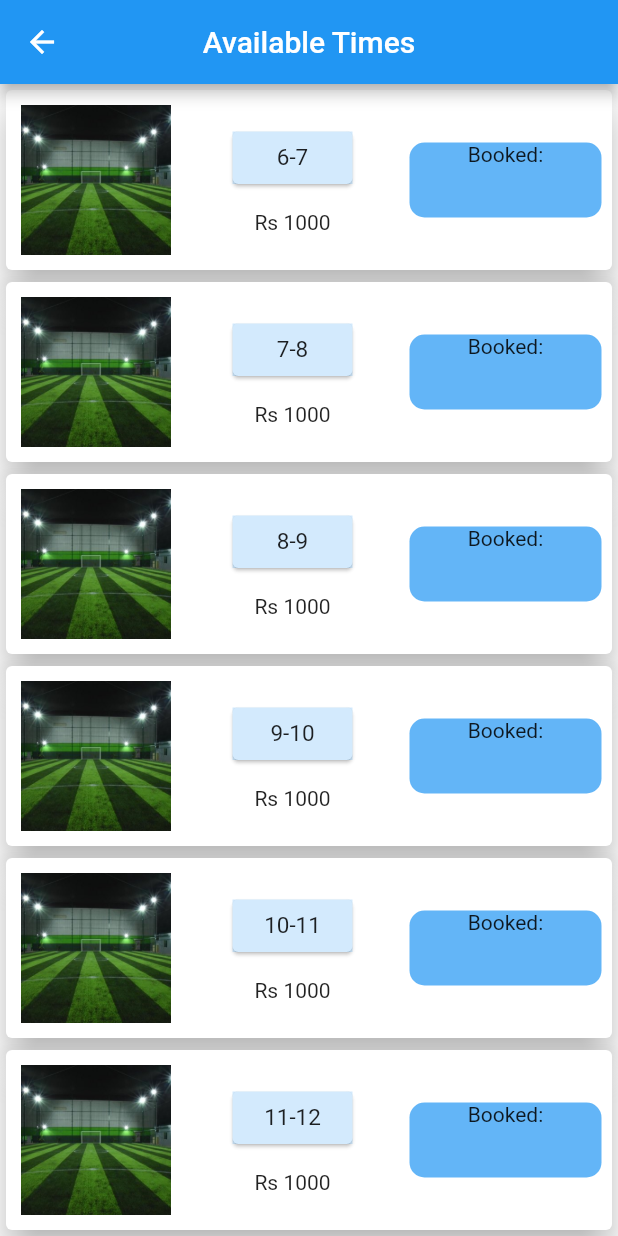
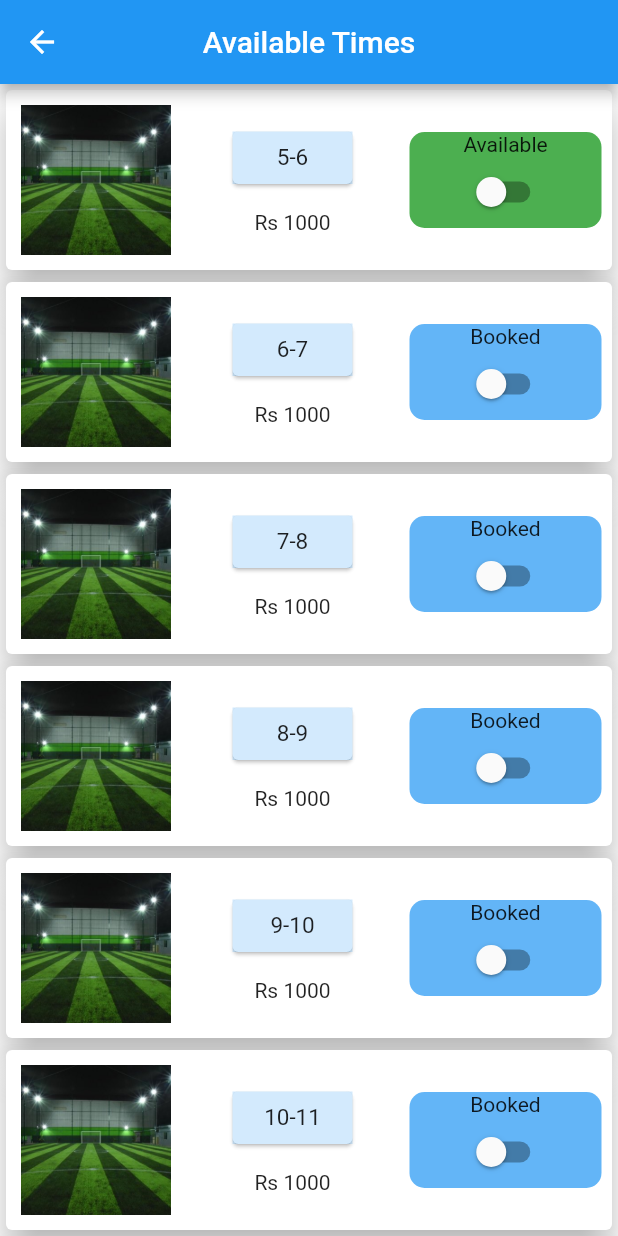
Before and after one commit to aashisregmee/Owner, a Flutter app: the ViewScheduleView screen opened by its route, on a phone screen of 412 x 824 dp. Run offline on Flutter 3.47's test engine with Material 2 defaults, Android fonts, the phone set to English and light mode, and no system bars; our stand-ins replace cloud_firestore, firebase_auth, firebase_core, get, lottie; accounts and stored records are empty.

Commit message:
signup removed

```diff
--- a/lib/app/modules/login/views/login_view.dart
+++ b/lib/app/modules/login/views/login_view.dart
@@ -23,32 +23,38 @@ class LoginView extends GetView<LoginController> {
               mainAxisSize: MainAxisSize.min,
               mainAxisAlignment: MainAxisAlignment.center,
               children: [
-                  Image.asset("assets/images/logo.png",width: MediaQuery.of(context).size.width*.5,),
-                  const SizedBox(height: 20,),
-                  InputField("Username", controller: controller.usernameController, textInputAction: TextInputAction.next,),
-                  const SizedBox(height: 10,),
-                  PasswordField("Password", controller: controller.passwordController),
-                  const SizedBox(height: 20,),
+                Image.asset(
+                  "assets/images/logo.png",
+                  width: MediaQuery.of(context).size.width * .5,
+                ),
+                const SizedBox(
+                  height: 20,
+                ),
+                InputField(
+                  "Username",
+                  controller: controller.usernameController,
+                  textInputAction: TextInputAction.next,
+                ),
+                const SizedBox(
+                  height: 10,
+                ),
+                PasswordField("Password",
+                    controller: controller.passwordController),
+                const SizedBox(
+                  height: 20,
+                ),
                 Obx(
-                    () => controller.isLoading.isTrue? CircularProgressIndicator(): PrimaryButton(text: "Login", onPress:(){
+                  () => controller.isLoading.isTrue
+                      ? CircularProgressIndicator()
+                      : PrimaryButton(
+                          text: "Login",
+                          onPress: () {
                             controller.login();
-                   } ),
+                          }),
                 ),
-                 const SizedBox(height: 5,),
-                  Row(
-                    mainAxisAlignment: MainAxisAlignment.center,
-                    children: [
-                      Text("Forgot Password?"),
-                      SizedBox(width: 5),
-                      Text(
-                        "SignUp",
-                        style: TextStyle(
-                            color: Colors.red,
-                            fontWeight: FontWeight.bold,
-                            fontSize: 15),
+                const SizedBox(
+                  height: 5,
                 ),
-                    ],
-                  )
               ],
             ),
           ),
--- a/lib/app/modules/view_schedule/views/view_schedule_view.dart
+++ b/lib/app/modules/view_schedule/views/view_schedule_view.dart
@@ -1,17 +1,18 @@
 import 'package:flutter/material.dart';
-import 'package:flutter_switch/flutter_switch.dart';
 
 import 'package:get/get.dart';
 import 'package:owner_app/app/modules/view_schedule/views/widgets/game_details.dart';
 
 import '../controllers/view_schedule_controller.dart';
 
-class ViewScheduleView extends GetView<ViewScheduleController> {
-  const ViewScheduleView({Key? key}) : super(key: key);
+class ViewScheduleView extends StatefulWidget {
+  const ViewScheduleView({super.key});
+
   @override
-  Widget build(BuildContext context) {
-    bool isSwitched = true;
+  State<ViewScheduleView> createState() => _ViewScheduleViewState();
+}
 
+class _ViewScheduleViewState extends State<ViewScheduleView> {
   List<String> time = [
     "6-7",
     "7-8",
@@ -28,13 +29,108 @@ class ViewScheduleView extends GetView<ViewScheduleController> {
     "18-19",
     "19-20"
   ];
+  bool _value = false;
+
+  @override
+  Widget build(BuildContext context) {
     return Scaffold(
       appBar: AppBar(
         title: const Text("Available Times"),
         centerTitle: true,
       ),
-        body: ListView.builder(
-            itemCount: 14,
+      body: SingleChildScrollView(
+        physics: ScrollPhysics(),
+        child: Column(
+          children: [
+            Card(
+              elevation: 10,
+              child: Container(
+                // width: double.infinity,
+                decoration: BoxDecoration(
+                  borderRadius: BorderRadius.circular(30),
+                ),
+                child: Row(
+                  children: [
+                    Padding(
+                      padding: const EdgeInsets.all(10),
+                      child: Container(
+                        decoration: BoxDecoration(
+                          borderRadius: BorderRadius.circular(25),
+                        ),
+                        height: 100,
+                        width: 100,
+                        child: Image.asset(
+                          'assets/images/fut.jpg',
+                          fit: BoxFit.cover,
+                        ),
+                      ),
+                    ),
+                    Expanded(
+                      child: Center(
+                        child: Container(
+                          margin: EdgeInsets.symmetric(horizontal: 8),
+                          // width: 500,
+                          height: 100,
+                          child: Center(
+                            child: Column(
+                              mainAxisAlignment: MainAxisAlignment.spaceEvenly,
+                              crossAxisAlignment: CrossAxisAlignment.center,
+                              children: [
+                                Card(
+                                  child: Container(
+                                    color: Colors.blue.withOpacity(0.2),
+                                    width: 80,
+                                    height: 35,
+                                    child: Center(
+                                        child: Text(
+                                      "5-6",
+                                      style: TextStyle(fontSize: 15),
+                                    )),
+                                  ),
+                                ),
+                                Text("Rs 1000")
+                              ],
+                            ),
+                          ),
+                        ),
+                      ),
+                    ),
+                    Expanded(
+                      child: Container(
+                          margin: EdgeInsets.all(7),
+                          // height: 50,
+                          width: 55,
+                          decoration: BoxDecoration(
+                              borderRadius: BorderRadius.circular(10),
+                              color: _value == true
+                                  ? Colors.blue.withOpacity(0.7)
+                                  : Colors.green),
+                          child: Column(
+                            children: [
+                              Center(
+                                child: Text(
+                                  _value == true ? "Booked" : "Available",
+                                ),
+                              ),
+                              Switch(
+                                  value: _value,
+                                  onChanged: (value) {
+                                    setState(() {
+                                      _value = value;
+                                    });
+                                  })
+                            ],
+                          )),
+                    ),
+                  ],
+                ),
+              ),
+            ),
+            Container(
+              child: ListView.builder(
+                physics: NeverScrollableScrollPhysics(),
+                shrinkWrap: true,
+                itemCount: 12,
                 itemBuilder: ((context, index) {
                   return Card(
                     elevation: 10,
@@ -69,7 +165,8 @@ class ViewScheduleView extends GetView<ViewScheduleController> {
                                   child: Column(
                                     mainAxisAlignment:
                                         MainAxisAlignment.spaceEvenly,
-                                crossAxisAlignment: CrossAxisAlignment.center,
+                                    crossAxisAlignment:
+                                        CrossAxisAlignment.center,
                                     children: [
                                       Card(
                                         child: Container(
@@ -93,7 +190,7 @@ class ViewScheduleView extends GetView<ViewScheduleController> {
                           Expanded(
                             child: Container(
                                 margin: EdgeInsets.all(7),
-                            height: 50,
+                                // height: 50,
                                 width: 55,
                                 decoration: BoxDecoration(
                                     borderRadius: BorderRadius.circular(10),
@@ -102,9 +199,14 @@ class ViewScheduleView extends GetView<ViewScheduleController> {
                                   children: [
                                     Center(
                                       child: Text(
-                                    "Booked:",
+                                        "Booked",
                                       ),
                                     ),
+                                    Switch(
+                                        value: false,
+                                        onChanged: (value) {
+                                          value = !value;
+                                        })
                                   ],
                                 )),
                           ),
@@ -112,6 +214,12 @@ class ViewScheduleView extends GetView<ViewScheduleController> {
                       ),
                     ),
                   );
-            })));
+                }),
+              ),
+            ),
+          ],
+        ),
+      ),
+    );
   }
 }
--- a/pubspec.yaml
+++ b/pubspec.yaml
@@ -38,9 +38,9 @@ dependencies:
   image_picker: ^0.8.5
   lottie: ^1.2.2
   maps_launcher: 2.0.1
-  custom_switch: ^0.0.1
   path: ^1.8.1
   url_launcher: ^6.0.20
+  khalti_flutter: ^2.1.0
   http_auth: 1.0.1
   flutter:
     sdk: flutter
```
Also changed, not shown: pubspec.lock, 1 other file. Lines whose indentation alone changed are shown as unchanged.
